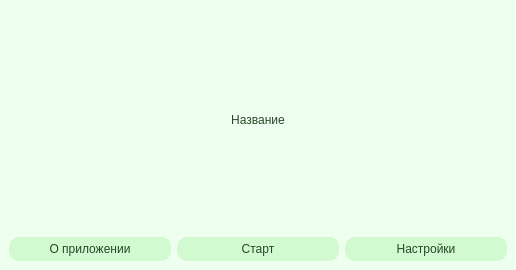
Old version of the form ui/main_window.ui in the repository waire-p/EyeSA.
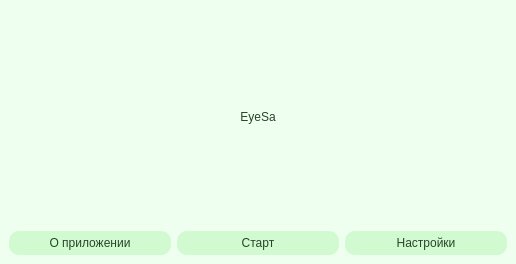
New version of the form.

The edit to the form file:
```diff
--- a/ui/main_window.ui
+++ b/ui/main_window.ui
@@ -7,7 +7,7 @@
     <x>0</x>
     <y>0</y>
     <width>516</width>
-    <height>270</height>
+    <height>264</height>
    </rect>
   </property>
   <property name="windowTitle">
@@ -32,7 +32,7 @@
   <widget class="QWidget" name="centralwidget">
    <layout class="QVBoxLayout" name="verticalLayout_2">
     <item>
-     <layout class="QVBoxLayout" name="verticalLayout" stretch="1,3">
+     <layout class="QVBoxLayout" name="verticalLayout" stretch="1,2">
       <item>
        <widget class="QLabel" name="label">
         <property name="styleSheet">
@@ -40,7 +40,7 @@
 </string>
         </property>
         <property name="text">
-         <string>Название</string>
+         <string>EyeSa</string>
         </property>
         <property name="textFormat">
          <enum>Qt::PlainText</enum>
```
